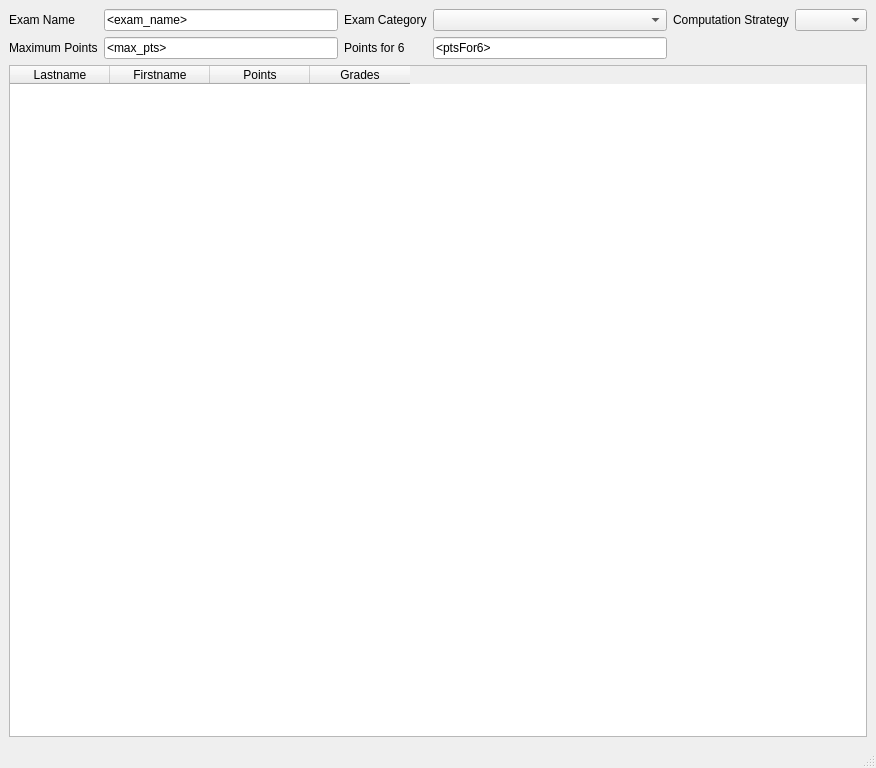
Qt form ui/ui_window_exam_details.ui (marcesch/exam_grade_tool) before a commit.
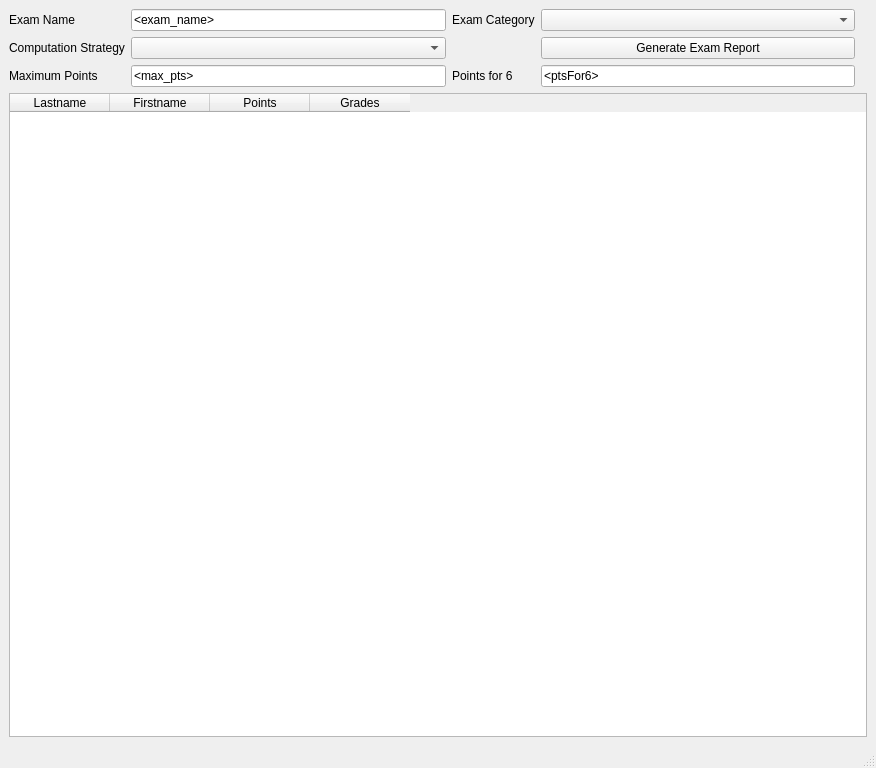
The same form after that commit.

Commit message: redesigned Exam (introduced subclasses for each grading mode)

```diff
--- a/ui/ui_window_exam_details.ui
+++ b/ui/ui_window_exam_details.ui
@@ -15,13 +15,6 @@
   </property>
   <widget class="QWidget" name="centralwidget">
    <layout class="QGridLayout" name="gridLayout_2">
-    <item row="0" column="4">
-     <widget class="QLabel" name="label_3">
-      <property name="text">
-       <string>Computation Strategy</string>
-      </property>
-     </widget>
-    </item>
     <item row="0" column="2">
      <widget class="QLabel" name="label_2">
       <property name="text">
@@ -29,31 +22,14 @@
       </property>
      </widget>
     </item>
-    <item row="0" column="5">
-     <widget class="QComboBox" name="comboBox"/>
+    <item row="0" column="3">
+     <widget class="QComboBox" name="input_examCategory"/>
     </item>
-    <item row="2" column="0" colspan="6">
-     <widget class="QTableWidget" name="table_points_grades">
-      <column>
-       <property name="text">
-        <string>Lastname</string>
-       </property>
-      </column>
-      <column>
-       <property name="text">
-        <string>Firstname</string>
-       </property>
-      </column>
-      <column>
-       <property name="text">
-        <string>Points</string>
-       </property>
-      </column>
-      <column>
-       <property name="text">
-        <string>Grades</string>
-       </property>
-      </column>
+    <item row="2" column="2">
+     <widget class="QLabel" name="label_5">
+      <property name="text">
+       <string>Points for 6</string>
+      </property>
      </widget>
     </item>
     <item row="0" column="1">
@@ -66,8 +42,49 @@
       </property>
      </widget>
     </item>
-    <item row="0" column="3">
-     <widget class="QComboBox" name="input_examCategory"/>
+    <item row="2" column="1">
+     <widget class="QLineEdit" name="lineEdit">
+      <property name="inputMethodHints">
+       <set>Qt::ImhFormattedNumbersOnly</set>
+      </property>
+      <property name="text">
+       <string>&lt;max_pts&gt;</string>
+      </property>
+     </widget>
+    </item>
+    <item row="3" column="0" colspan="6">
+     <widget class="QTableWidget" name="table_points_grades">
+      <column>
+       <property name="text">
+        <string>Lastname</string>
+       </property>
+      </column>
+      <column>
+       <property name="text">
+        <string>Firstname</string>
+       </property>
+      </column>
+      <column>
+       <property name="text">
+        <string>Points</string>
+       </property>
+      </column>
+      <column>
+       <property name="text">
+        <string>Grades</string>
+       </property>
+      </column>
+     </widget>
+    </item>
+    <item row="2" column="3">
+     <widget class="QLineEdit" name="lineEdit_2">
+      <property name="inputMethodHints">
+       <set>Qt::ImhFormattedNumbersOnly</set>
+      </property>
+      <property name="text">
+       <string>&lt;ptsFor6&gt;</string>
+      </property>
+     </widget>
     </item>
     <item row="0" column="0">
      <layout class="QGridLayout" name="gridLayout">
@@ -80,37 +97,27 @@
       </item>
      </layout>
     </item>
-    <item row="1" column="0">
+    <item row="2" column="0">
      <widget class="QLabel" name="label_4">
       <property name="text">
        <string>Maximum Points</string>
       </property>
      </widget>
     </item>
+    <item row="1" column="0">
+     <widget class="QLabel" name="label_3">
+      <property name="text">
+       <string>Computation Strategy</string>
+      </property>
+     </widget>
+    </item>
     <item row="1" column="1">
-     <widget class="QLineEdit" name="lineEdit">
-      <property name="inputMethodHints">
-       <set>Qt::ImhFormattedNumbersOnly</set>
-      </property>
-      <property name="text">
-       <string>&lt;max_pts&gt;</string>
-      </property>
-     </widget>
-    </item>
-    <item row="1" column="2">
-     <widget class="QLabel" name="label_5">
-      <property name="text">
-       <string>Points for 6</string>
-      </property>
-     </widget>
+     <widget class="QComboBox" name="comboBox"/>
     </item>
     <item row="1" column="3">
-     <widget class="QLineEdit" name="lineEdit_2">
-      <property name="inputMethodHints">
-       <set>Qt::ImhFormattedNumbersOnly</set>
-      </property>
+     <widget class="QPushButton" name="button_generateReport">
       <property name="text">
-       <string>&lt;ptsFor6&gt;</string>
+       <string>Generate Exam Report</string>
       </property>
      </widget>
     </item>
```
The commit also changes 5 other files.
